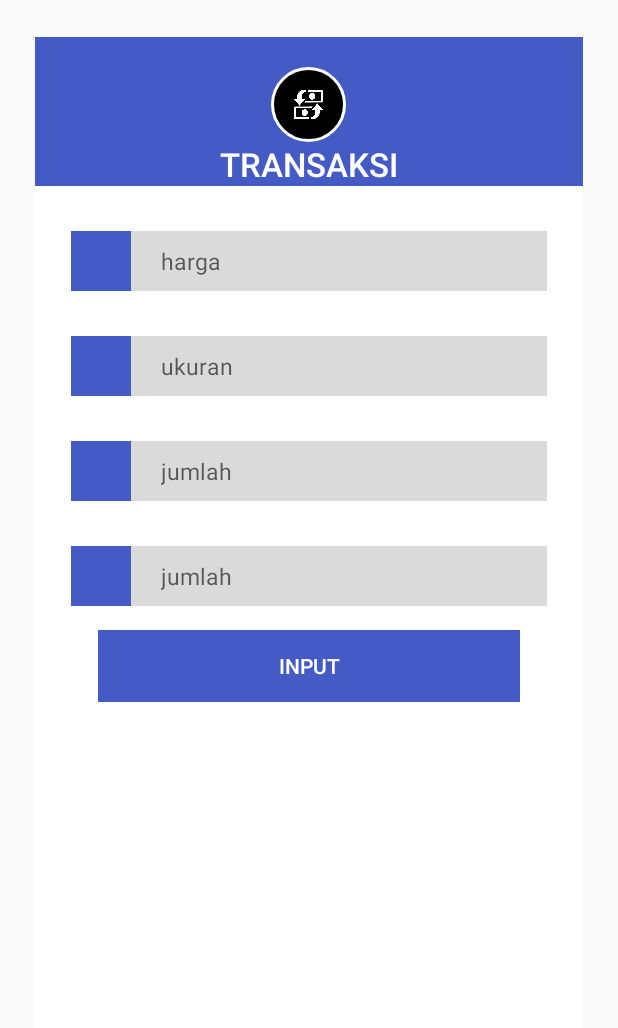
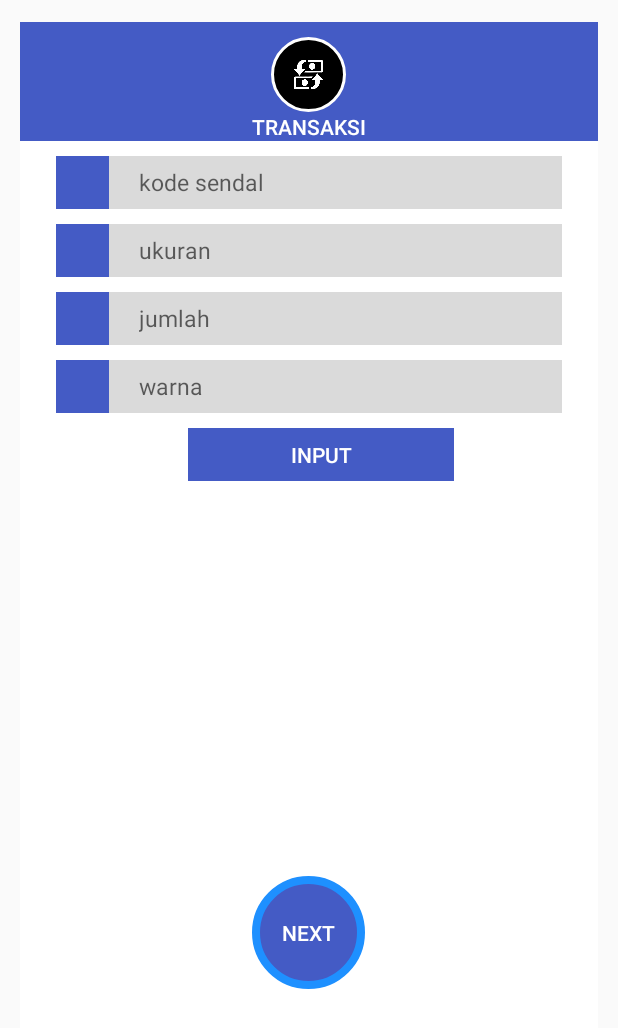
Before and after one commit to hawkjstn98/FinalProject, an Android app: the TransactionActivity screen opened directly, with no data from a screen before it, on a phone screen of 412 x 824 dp. Shown: the top 1028 px of the screen. Run offline under Robolectric (Android 15) with nearby library versions, the phone set to English and light mode, and no system bars.

Commit message:
Update
Update XML, and layout

```diff
--- a/app/src/main/java/data/Data.kt
+++ b/app/src/main/java/data/Data.kt
@@ -2,7 +2,7 @@ package data
 
 interface urlData{
     fun callUrl(): String{
-        return "http://localhost/getData/getstockToko.php"
+        return "http://192.168.1.6/getData/getstockToko.php"
     }
 }
 
--- /dev/null
+++ b/app/src/main/res/drawable/circle_button.xml
@@ -0,0 +1,10 @@
+<?xml version="1.0" encoding="utf-8"?>
+<selector xmlns:android="http://schemas.android.com/apk/res/android">
+    <item>
+        <shape android:shape="oval">
+            <stroke android:color="#1E90FF" android:width="5dp" />
+            <solid android:color="@color/colorPrimary"/>
+            <size android:width="150dp" android:height="150dp"/>
+        </shape>
+    </item>
+</selector>
--- a/app/src/main/res/layout/activity_transaction.xml
+++ b/app/src/main/res/layout/activity_transaction.xml
@@ -9,10 +9,10 @@
             android:layout_width="match_parent"
             android:layout_height="match_parent"
             android:layout_centerInParent="true"
-            android:layout_marginBottom="20dp"
-            android:layout_marginLeft="20dp"
-            android:layout_marginRight="20dp"
-            android:layout_marginTop="20dp"
+            android:layout_marginBottom="10dp"
+            android:layout_marginLeft="10dp"
+            android:layout_marginRight="10dp"
+            android:layout_marginTop="10dp"
             app:cardCornerRadius="3dp"
             app:cardElevation="3dp"
             app:cardPreventCornerOverlap="false"
@@ -31,7 +31,7 @@
                 <ImageView
                         android:layout_width="50dp"
                         android:layout_height="50dp"
-                        android:layout_marginTop="20dp"
+                        android:layout_marginTop="10dp"
                         android:background="@drawable/circle"
                         android:padding="10dp"
                         android:src="@drawable/translogo"
@@ -42,29 +42,19 @@
                         android:fontFamily="sans-serif-medium"
                         android:textColor="@color/white"
                         android:text="TRANSAKSI"
-                        android:textSize="22dp"/>
-
+                        android:textSize="14dp"/>
             </LinearLayout>
-
-            <!--<ImageView-->
-            <!--android:id="@+id/imageView1"-->
-            <!--android:layout_width="20dp"-->
-            <!--android:rotation="45"-->
-            <!--android:layout_height="20dp"-->
-            <!--android:layout_below="@+id/linearlayout"-->
-            <!--android:src="@drawable/square"-->
-            <!--android:layout_centerHorizontal="true"/>-->
 
             <RelativeLayout
                     android:id="@+id/rlharga"
                     android:layout_width="match_parent"
                     android:layout_height="wrap_content"
-                    android:layout_marginTop="30dp"
+                    android:layout_marginTop="10dp"
                     android:layout_below="@+id/linearlayout">
                 <ImageView
                         android:id="@+id/imgView_harga"
-                        android:layout_width="40dp"
-                        android:layout_height="40dp"
+                        android:layout_width="35dp"
+                        android:layout_height="35dp"
                         android:layout_alignParentStart="true"
                         android:layout_alignParentTop="true"
                         android:layout_marginStart="24dp"
@@ -72,16 +62,17 @@
                         android:padding="8dp" />
 
                 <EditText
-                        android:layout_width="277dp"
-                        android:layout_height="match_parent"
+                        android:layout_width="match_parent"
+                        android:layout_height="wrap_content"
                         android:layout_alignBottom="@+id/imgView_harga"
                         android:layout_alignParentTop="true"
                         android:layout_marginLeft="0dp"
                         android:layout_toRightOf="@+id/imgView_harga"
                         android:background="@color/editTextBackground"
-                        android:hint="harga"
+                        android:hint="kode sendal"
                         android:paddingLeft="20dp"
-                        android:textSize="15dp" android:layout_alignParentEnd="true" android:layout_marginEnd="24dp"
+                        android:textSize="15dp"
+                        android:layout_alignParentEnd="true" android:layout_marginEnd="24dp"
                         android:layout_marginBottom="0dp"/>
             </RelativeLayout>
 
@@ -89,12 +80,12 @@
                     android:id="@+id/rlukuran"
                     android:layout_width="match_parent"
                     android:layout_height="wrap_content"
-                    android:layout_marginTop="30dp"
+                    android:layout_marginTop="10dp"
                     android:layout_below="@+id/rlharga">
                 <ImageView
                         android:id="@+id/imgView_ukuran"
-                        android:layout_width="40dp"
-                        android:layout_height="40dp"
+                        android:layout_width="35dp"
+                        android:layout_height="35dp"
                         android:layout_alignParentStart="true"
                         android:layout_alignParentTop="true"
                         android:layout_marginStart="24dp"
@@ -102,8 +93,8 @@
                         android:padding="8dp" />
 
                 <EditText
-                        android:layout_width="277dp"
-                        android:layout_height="match_parent"
+                        android:layout_width="match_parent"
+                        android:layout_height="wrap_content"
                         android:layout_alignBottom="@+id/imgView_ukuran"
                         android:layout_alignParentTop="true"
                         android:layout_marginLeft="0dp"
@@ -118,12 +109,12 @@
                     android:id="@+id/rljumlah"
                     android:layout_width="match_parent"
                     android:layout_height="wrap_content"
-                    android:layout_marginTop="30dp"
+                    android:layout_marginTop="10dp"
                     android:layout_below="@+id/rlukuran">
                 <ImageView
                         android:id="@+id/imgView_jumlah"
-                        android:layout_width="40dp"
-                        android:layout_height="40dp"
+                        android:layout_width="35dp"
+                        android:layout_height="35dp"
                         android:layout_alignParentStart="true"
                         android:layout_alignParentTop="true"
                         android:layout_marginStart="24dp"
@@ -131,8 +122,8 @@
                         android:padding="8dp" />
 
                 <EditText
-                        android:layout_width="277dp"
-                        android:layout_height="match_parent"
+                        android:layout_width="match_parent"
+                        android:layout_height="wrap_content"
                         android:layout_alignBottom="@+id/imgView_jumlah"
                         android:layout_alignParentTop="true"
                         android:layout_marginLeft="0dp"
@@ -148,12 +139,12 @@
                     android:id="@+id/rlkode"
                     android:layout_width="match_parent"
                     android:layout_height="wrap_content"
-                    android:layout_marginTop="30dp"
+                    android:layout_marginTop="10dp"
                     android:layout_below="@+id/rljumlah">
                 <ImageView
                         android:id="@+id/imgView_kode"
-                        android:layout_width="40dp"
-                        android:layout_height="40dp"
+                        android:layout_width="35dp"
+                        android:layout_height="35dp"
                         android:layout_alignParentStart="true"
                         android:layout_alignParentTop="true"
                         android:layout_marginStart="24dp"
@@ -161,32 +152,59 @@
                         android:padding="8dp" />
 
                 <EditText
-                        android:layout_width="277dp"
-                        android:layout_height="match_parent"
+                        android:layout_width="match_parent"
+                        android:layout_height="wrap_content"
                         android:layout_alignBottom="@+id/imgView_kode"
                         android:layout_alignParentTop="true"
                         android:layout_marginLeft="0dp"
                         android:layout_toRightOf="@+id/imgView_kode"
                         android:background="@color/editTextBackground"
-                        android:hint="jumlah"
+                        android:hint="warna"
                         android:paddingLeft="20dp"
-                        android:textSize="15dp" android:layout_alignParentEnd="true" android:layout_marginEnd="24dp"
+                        android:textSize="15dp"
+                        android:layout_alignParentEnd="true"
+                        android:layout_marginEnd="24dp"
                         android:layout_marginBottom="0dp"/>
             </RelativeLayout>
 
             <Button
-                    android:layout_width="281dp"
-                    android:layout_height="wrap_content"
+                    android:id="@+id/btnInput"
+                    android:layout_width="179dp"
+                    android:layout_height="35dp"
                     android:layout_below="@+id/rlkode"
+                    android:layout_alignParentStart="true"
+                    android:layout_alignParentEnd="true"
+                    android:layout_centerHorizontal="true"
+                    android:layout_marginStart="112dp"
                     android:layout_marginLeft="30dp"
-                    android:layout_marginTop="16dp"
+                    android:layout_marginTop="10dp"
+                    android:layout_marginEnd="96dp"
                     android:background="@color/colorPrimary"
                     android:text="Input"
-                    android:textColor="@color/white" android:layout_alignParentEnd="true"
-                    android:layout_marginEnd="42dp" android:layout_alignParentStart="true"
-                    android:layout_marginStart="42dp">
+                    android:textColor="@color/white"></Button>
 
-            </Button>
+            <android.support.v7.widget.RecyclerView
+                    android:id="@+id/recycler_list_transaksi"
+                    android:layout_width="376dp"
+                    android:layout_height="243dp"
+                    android:layout_below="@+id/btnInput"
+                    android:layout_marginStart="10dp"
+                    android:layout_marginTop="10dp"
+                    android:layout_marginEnd="10dp"
+                    app:layout_constraintHorizontal_bias="0.0" />
+
+            <Button
+                    android:id="@+id/btnTambah"
+                    android:layout_width="75dp"
+                    android:layout_height="75dp"
+                    android:layout_below="@+id/recycler_list_transaksi"
+                    android:layout_marginTop="10dp"
+                    android:background="@drawable/circle_button"
+                    android:textColor="@color/white"
+                    android:text="next"
+                    android:layout_centerHorizontal="true"></Button>
+
+
         </RelativeLayout>
 
     </android.support.v7.widget.CardView>
```
Also changed, not shown: app/src/main/AndroidManifest.xml (+6 -2 lines), app/src/main/java/umn/ac/id/finalproject/TransactionConfirmationActivity.kt (added, +12 -0 lines), app/src/main/res/layout/activity_stock.xml (+20 -22 lines), app/src/main/res/layout/activity_transaction_confirmation.xml (added, +106 -0 lines), app/src/main/res/layout/row_sendal.xml (added, +110 -0 lines).
